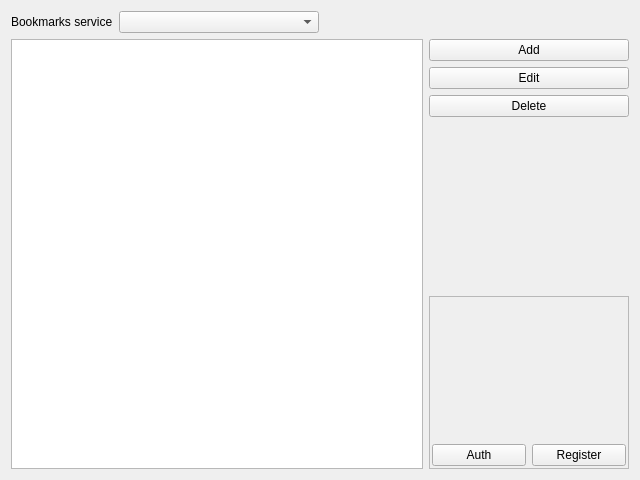
The window that src/plugins/poshuku/plugins/onlinebookmarks/accountssettings.ui (0xd34df00d/leechcraft) describes before a commit, drawn with Qt 5.
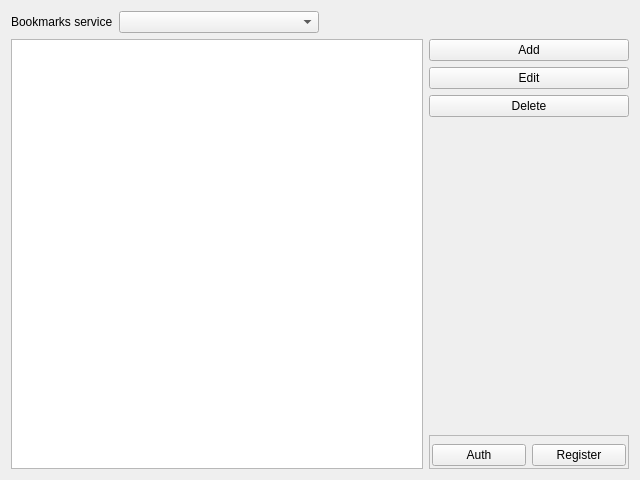
The same window after the commit.

Commit message: Poshuku OnlineBookmarks: Show autt dialogs on adding new account. Some gui layout changes

What changed in the file:
```diff
--- a/src/plugins/poshuku/plugins/onlinebookmarks/accountssettings.ui
+++ b/src/plugins/poshuku/plugins/onlinebookmarks/accountssettings.ui
@@ -126,7 +126,7 @@
      <item>
       <widget class="QFrame" name="LoginFrame_">
        <property name="sizePolicy">
-        <sizepolicy hsizetype="Preferred" vsizetype="MinimumExpanding">
+        <sizepolicy hsizetype="Preferred" vsizetype="Preferred">
          <horstretch>0</horstretch>
          <verstretch>0</verstretch>
         </sizepolicy>
@@ -150,14 +150,17 @@
         <item row="0" column="0">
          <widget class="QWidget" name="AuthWidget_" native="true">
           <property name="sizePolicy">
-           <sizepolicy hsizetype="Preferred" vsizetype="MinimumExpanding">
+           <sizepolicy hsizetype="Preferred" vsizetype="Preferred">
             <horstretch>0</horstretch>
             <verstretch>0</verstretch>
            </sizepolicy>
           </property>
           <layout class="QGridLayout" name="gridLayout_4">
            <property name="margin">
-            <number>2</number>
+            <number>0</number>
+           </property>
+           <property name="horizontalSpacing">
+            <number>-1</number>
            </property>
            <item row="0" column="0">
             <layout class="QGridLayout" name="gridLayout_3"/>
```
The commit also changes 2 other files.
